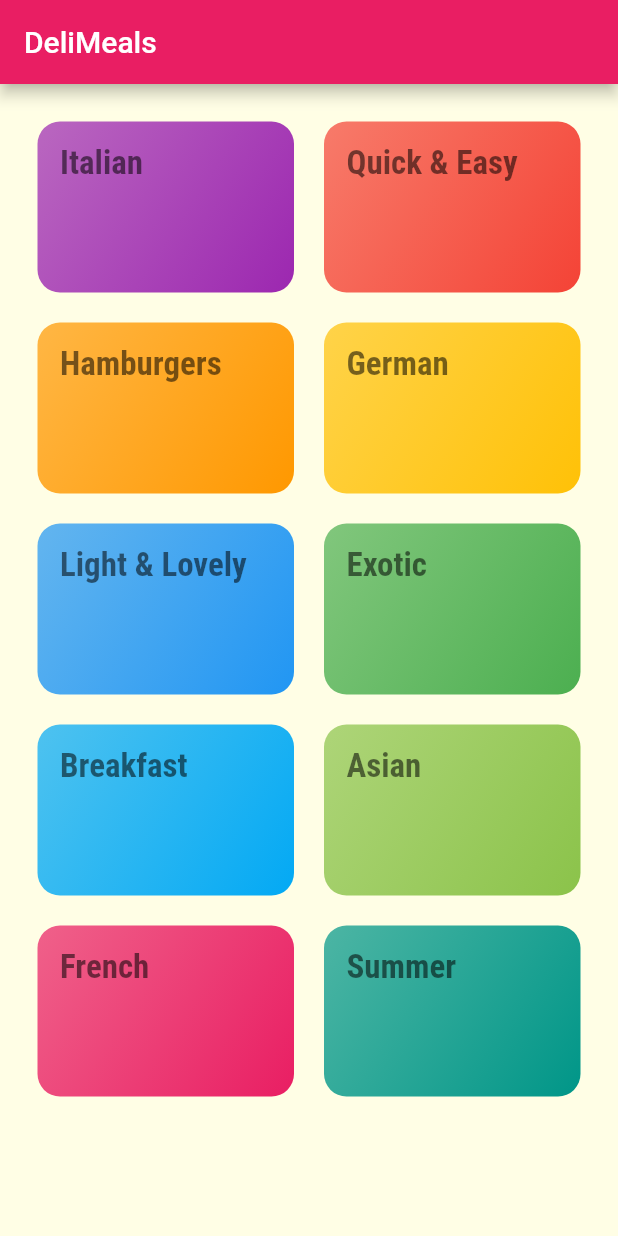
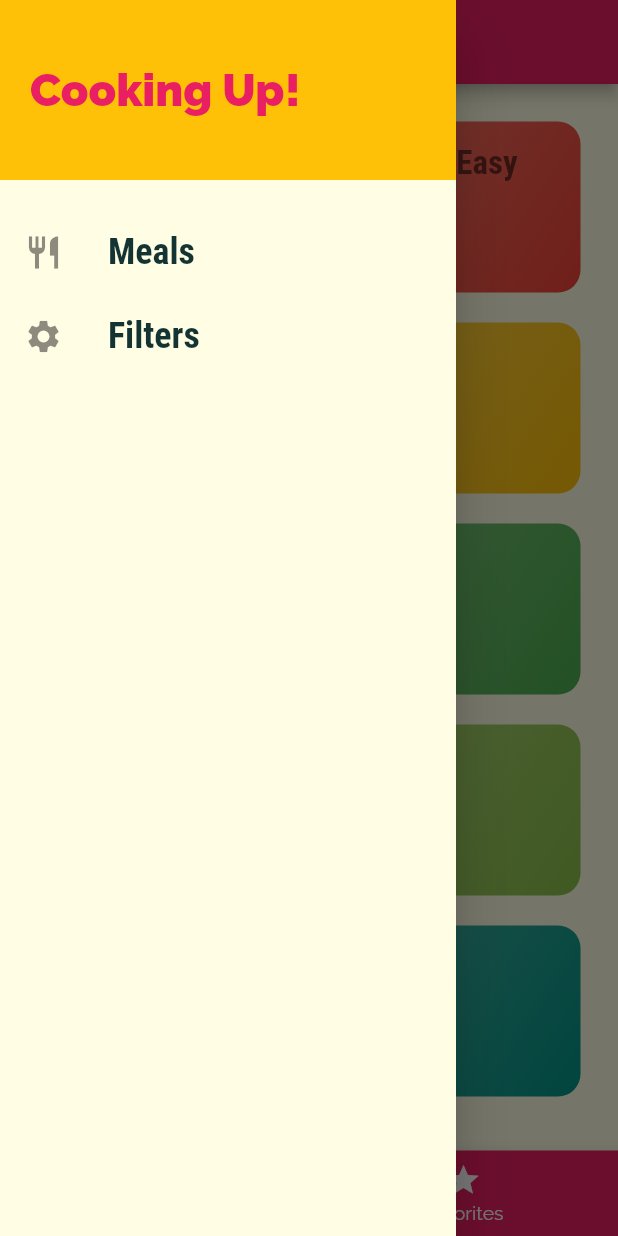
Before and after one commit to sultanmakhmudbazarbayev/meals-app, a Flutter app: the screen it shows after launch, with the side drawer open (before the commit the screen has no drawer), on a phone screen of 412 x 824 dp. Run offline on Flutter 3.47's test engine with Material 2 defaults, Android fonts, the phone set to English and light mode, and no system bars.

Commit message:
Finished-version

```diff
--- a/lib/main.dart
+++ b/lib/main.dart
@@ -1,13 +1,71 @@
 import 'dart:ui';
 
 import 'package:flutter/material.dart';
-import 'screens/categories_page.dart';
-import 'screens/category_meals_page.dart';
+import './dummy_data.dart';
+import 'screens/filters_screen.dart';
+import './screens/tabs_screen.dart';
+import './screens/categories_page.dart';
+import './screens/category_meals_page.dart';
 import './screens/meal_detail.dart';
+import './models/meal.dart';
 
 void main() => runApp(MyApp());
 
-class MyApp extends StatelessWidget {
+class MyApp extends StatefulWidget {
+  @override
+  State<MyApp> createState() => _MyAppState();
+}
+
+class _MyAppState extends State<MyApp> {
+  Map<String, bool> _filters = {
+    'gluten': false,
+    'lactose': false,
+    'vegetarian': false,
+    'vegan': false,
+  };
+  List<Meal> _availbaleMeals = DUMMY_MEALS;
+  List<Meal> _favoriteMeals = [];
+
+  void _setFilters(Map<String, bool> filterData) {
+    setState(() {
+      _filters = filterData;
+
+      _availbaleMeals = DUMMY_MEALS.where(((meal) {
+        if (_filters['gluten'] && !meal.isGlutenFree) {
+          return false;
+        }
+        if (_filters['lactose'] && !meal.isLactoseFree) {
+          return false;
+        }
+        if (_filters['vegetarian'] && !meal.isVegetarian) {
+          return false;
+        }
+        if (_filters['vegan'] && !meal.isVegan) {
+          return false;
+        }
+        return true;
+      })).toList();
+    });
+  }
+
+  void _toggleFavorite(String mealId) {
+    final existingIndex =
+        _favoriteMeals.indexWhere((meal) => meal.id == mealId);
+    if (existingIndex >= 0) {
+      setState(() {
+        _favoriteMeals.removeAt(existingIndex);
+      });
+    } else {
+      setState(() {
+        _favoriteMeals.add(DUMMY_MEALS.firstWhere((meal) => meal.id == mealId));
+      });
+    }
+  }
+
+  bool _isMealFavorite(String id) {
+    return _favoriteMeals.any((meal) => meal.id == id);
+  }
+
   @override
   Widget build(BuildContext context) {
     return MaterialApp(
@@ -33,17 +91,19 @@ class MyApp extends StatelessWidget {
       //home: CategoriesPage(),
       initialRoute: '/',
       routes: {
-        '/': (ctx) => CategoriesPage(),
-        CategoryMealsPage.routeName: (ctx) => CategoryMealsPage(),
-        // MealdetailPage.routeName: (ctx) => MealdetailPage(),
+        '/': (ctx) => TabsSceen(_favoriteMeals),
+        CategoryMealsPage.routeName: (ctx) =>
+            CategoryMealsPage(_availbaleMeals),
+        MealdetailPage.routeName: (ctx) => MealdetailPage(_toggleFavorite, _isMealFavorite),
+        FiltersScreen.routeName: (ctx) => FiltersScreen(_filters, _setFilters),
       },
-      onGenerateRoute: (settings) {
-        print(settings.arguments);
-        return MaterialPageRoute(builder: (ctx) => CategoriesPage());
-      },
-      onUnknownRoute: (settings) {
-         return MaterialPageRoute(builder: (ctx) => CategoriesPage());
-      },
+      // onGenerateRoute: (settings) {
+      //   print(settings.arguments);
+      //   return MaterialPageRoute(builder: (ctx) => CategoriesPage());
+      // },
+      // onUnknownRoute: (settings) {
+      //    return MaterialPageRoute(builder: (ctx) => CategoriesPage());
+      // },
     );
   }
 }
--- a/lib/screens/categories_page.dart
+++ b/lib/screens/categories_page.dart
@@ -6,21 +6,17 @@ import '../widgets/category_item.dart';
 class CategoriesPage extends StatelessWidget {
   @override
   Widget build(BuildContext context) {
-    return Scaffold(
-      appBar: AppBar(
-        title: const Text("DeliMeals"),
-      ),
-      body: GridView(
+    return GridView(
       padding: const EdgeInsets.all(25),
       children: DUMMY_CATEGORIES
-            .map((catData) => CategoryItem(catData.id, catData.title, catData.bgColor))
+          .map((catData) =>
+              CategoryItem(catData.id, catData.title, catData.bgColor))
           .toList(),
       gridDelegate: SliverGridDelegateWithMaxCrossAxisExtent(
           maxCrossAxisExtent: 200,
           childAspectRatio: 3 / 2,
           crossAxisSpacing: 20,
           mainAxisSpacing: 20),
-      ),
     );
   }
 }
--- /dev/null
+++ b/lib/screens/tabs_screen.dart
@@ -0,0 +1,70 @@
+import 'package:flutter/material.dart';
+import '../models/meal.dart';
+import '../widgets/main_drawer.dart';
+import './favorites_screen.dart';
+import './categories_page.dart';
+
+class TabsSceen extends StatefulWidget {
+  final List<Meal> favoriteMeals;
+
+  TabsSceen(this.favoriteMeals);
+
+  @override
+  _TabsSceenState createState() => _TabsSceenState();
+}
+
+class _TabsSceenState extends State<TabsSceen> {
+  List<Map<String, Object>> _pages;
+  int _selectedPageIndex = 0;
+
+  @override
+  void initState() {
+    _pages = [
+    {
+      'page': CategoriesPage(),
+      'title': 'Categories',
+    },
+    {
+      'page': FavouritesScreen(widget.favoriteMeals),
+      'title': 'Favorites',
+    }
+  ];
+    super.initState();
+  }
+
+  void _selectPage(int index) {
+    setState(() {
+      _selectedPageIndex = index;
+    });
+  }
+
+  @override
+  Widget build(BuildContext context) {
+    return Scaffold(
+      appBar: AppBar(title: Text(_pages[_selectedPageIndex]['title'])),
+      drawer: MainDrawer(),
+      body: _pages[_selectedPageIndex]['page'],
+      bottomNavigationBar: BottomNavigationBar(
+        onTap: _selectPage,
+        backgroundColor: Theme.of(context).primaryColor,
+        unselectedItemColor: Colors.white,
+        selectedItemColor: Theme.of(context).accentColor,
+        selectedFontSize: 15,
+        unselectedFontSize: 13,
+        currentIndex: _selectedPageIndex,
+        items: [
+          BottomNavigationBarItem(
+              icon: Icon(
+                Icons.category,
+              ),
+              title: Text('Categories')),
+          BottomNavigationBarItem(
+              icon: Icon(
+                Icons.star,
+              ),
+              title: Text('Favorites'))
+        ],
+      ),
+    );
+  }
+}
--- /dev/null
+++ b/lib/widgets/main_drawer.dart
@@ -0,0 +1,56 @@
+import 'package:flutter/material.dart';
+import '../screens/filters_screen.dart';
+
+class MainDrawer extends StatelessWidget {
+  Widget buildListTile(String title, IconData icon, Function tapHandler) {
+    return ListTile(
+      leading: Icon(
+        icon,
+        size: 26,
+      ),
+      title: Text(
+        title,
+        style: TextStyle(
+          fontFamily: 'RobotoCondensed',
+          fontSize: 24,
+          fontWeight: FontWeight.bold,
+        ),
+      ),
+      onTap: tapHandler,
+    );
+  }
+
+  @override
+  Widget build(BuildContext context) {
+    return Drawer(
+      child: Column(
+        children: [
+          Container(
+            color: Theme.of(context).accentColor,
+            height: 120,
+            width: double.infinity,
+            padding: EdgeInsets.all(20),
+            alignment: Alignment.centerLeft,
+            child: Text(
+              "Cooking Up!",
+              style: TextStyle(
+                fontWeight: FontWeight.w900,
+                fontSize: 30,
+                color: Theme.of(context).primaryColor,
+              ),
+            ),
+          ),
+          SizedBox(
+            height: 20,
+          ),
+          buildListTile('Meals', Icons.restaurant, () {
+            Navigator.of(context).pushReplacementNamed('/');
+          }),
+          buildListTile('Filters', Icons.settings, () {
+            Navigator.of(context).pushReplacementNamed(FiltersScreen.routeName);
+          }),
+        ],
+      ),
+    );
+  }
+}
```
Also changed, not shown: lib/screens/category_meals_page.dart (+46 -20 lines), lib/screens/favorites_screen.dart (added, +32 -0 lines), lib/screens/filters_screen.dart (added, +104 -0 lines), lib/screens/meal_detail.dart (+85 -4 lines), lib/widgets/meal_item.dart (+8 -2 lines). Lines whose indentation alone changed are shown as unchanged.
